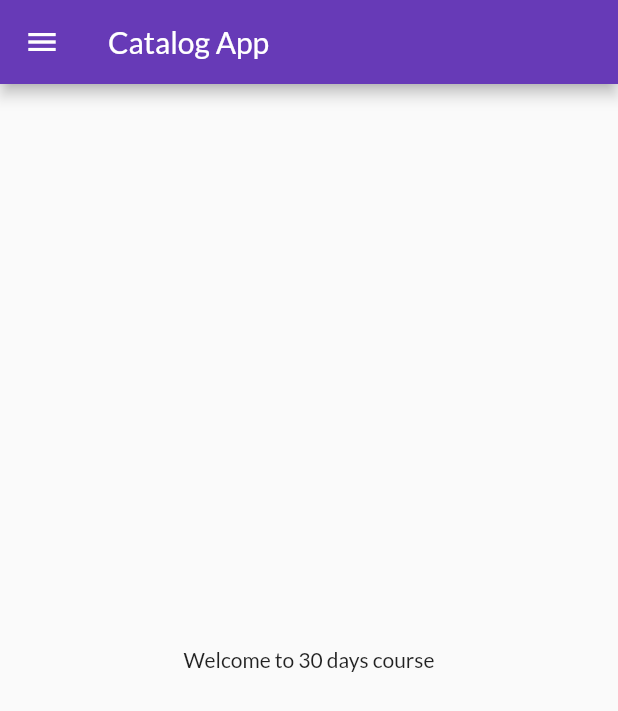
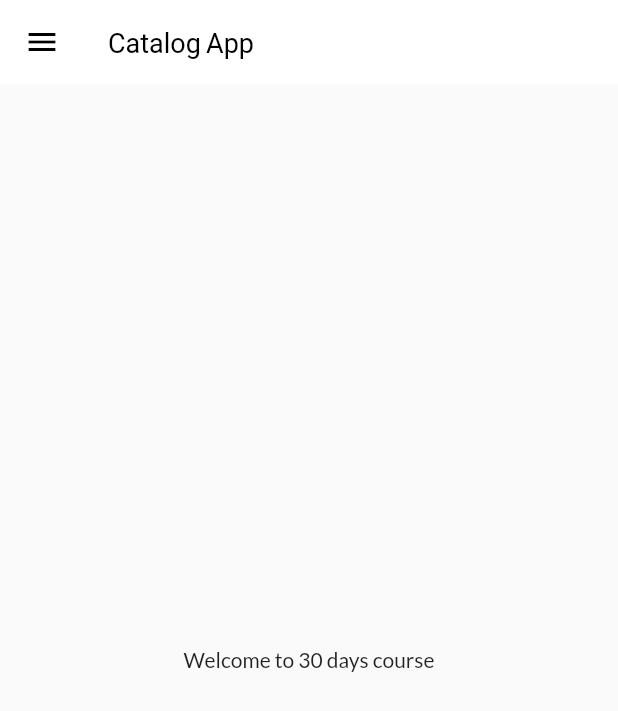
Before and after one commit to Hvvinayak/FlutterCatalogApp, a Flutter app: the screen it shows after launch, on a phone screen of 412 x 824 dp. Shown: the top 711 px of the screen. Run offline on Flutter 3.47's test engine with Material 2 defaults, Android fonts, the phone set to English and light mode, and no system bars; our stand-ins replace google_fonts; missing offline and left inert: dart:ffi.

Commit message:
Commit on day10

```diff
--- a/lib/main.dart
+++ b/lib/main.dart
@@ -1,8 +1,8 @@
 import 'package:catalog_app/pages/home_page.dart';
 import 'package:catalog_app/pages/login_page.dart';
 import 'package:catalog_app/utils/routes.dart';
+import 'package:catalog_app/widgets/themes.dart';
 import 'package:flutter/material.dart';
-import 'package:google_fonts/google_fonts.dart';
 
 void main() {
   runApp(const MyApp());
@@ -17,10 +17,7 @@ class MyApp extends StatelessWidget {
       debugShowCheckedModeBanner: false,
       // home: const HomePage(),
       themeMode: ThemeMode.light,
-      theme: ThemeData(
-        primarySwatch: Colors.deepPurple,
-        fontFamily: GoogleFonts.lato().fontFamily,
-      ),
+      theme: MyTheme.themeData,
       darkTheme: ThemeData(
         brightness: Brightness.dark,
       ),
--- /dev/null
+++ b/lib/widgets/themes.dart
@@ -0,0 +1,15 @@
+import 'package:flutter/material.dart';
+import 'package:google_fonts/google_fonts.dart';
+
+class MyTheme {
+  static ThemeData get themeData => ThemeData(
+        primarySwatch: Colors.deepPurple,
+        fontFamily: GoogleFonts.lato().fontFamily,
+        appBarTheme: const AppBarTheme(
+          backgroundColor: Colors.white,
+          elevation: 0.0,
+          iconTheme: IconThemeData(color: Colors.black),
+          titleTextStyle: TextStyle(color: Colors.black, fontSize: 18),
+        ),
+      );
+}
```
